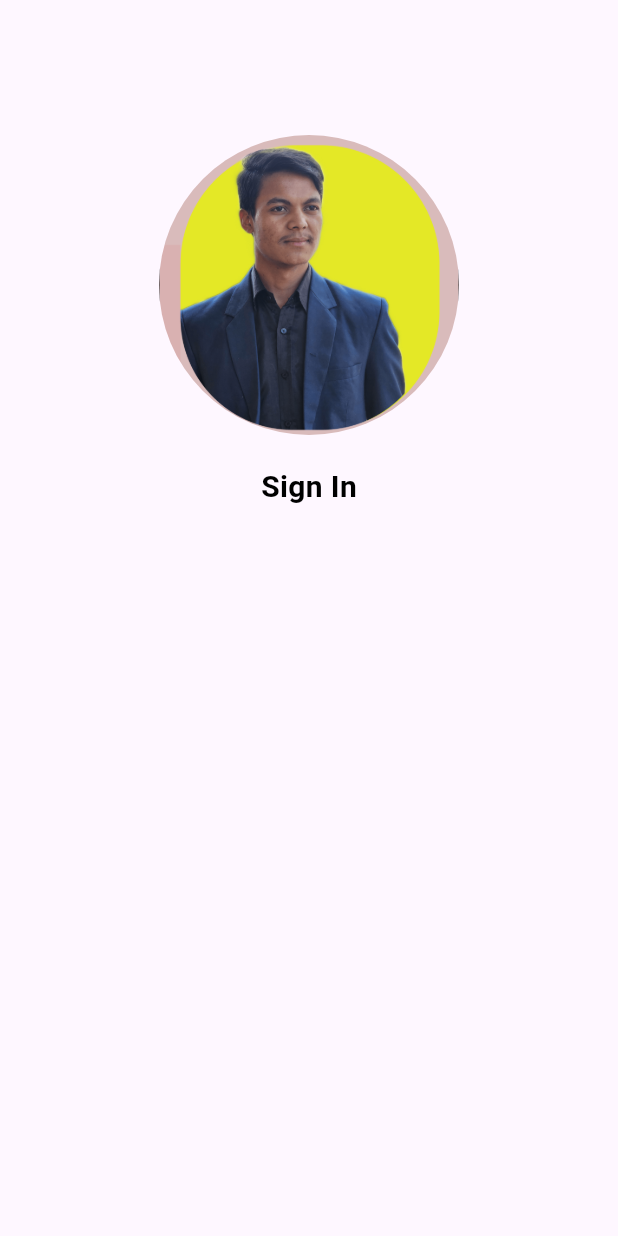
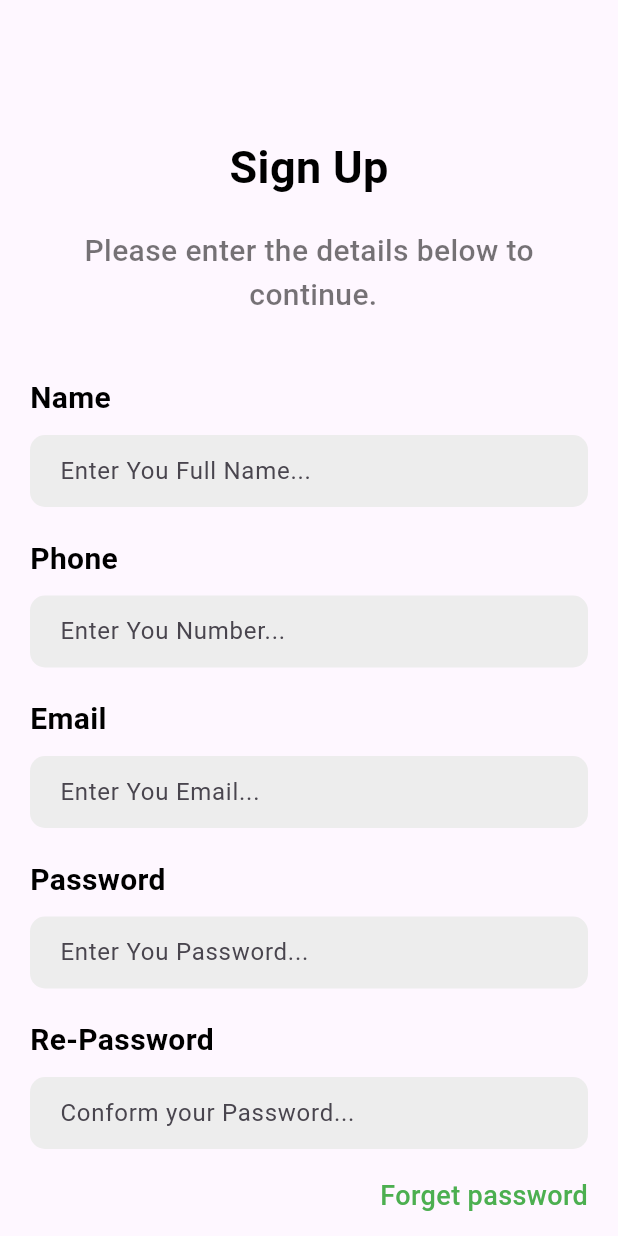
Before and after one commit to gitsubash44/shopping, a Flutter app: the screen it shows after launch, on a phone screen of 412 x 824 dp. Run offline on Flutter 3.47's test engine with Material 3 defaults, Android fonts, the phone set to English and light mode, and no system bars; our stand-ins replace curved_navigation_bar.

Commit message:
signup section code continue...

```diff
--- a/lib/main.dart
+++ b/lib/main.dart
@@ -4,6 +4,7 @@ import 'package:shopping/pages/home.dart';
 import 'package:shopping/pages/login.dart';
 import 'package:shopping/pages/onboarding.dart';
 import 'package:shopping/pages/product_detail.dart';
+import 'package:shopping/pages/signup.dart';
 
 void main() {
   runApp(const MyApp());
@@ -21,7 +22,7 @@ class MyApp extends StatelessWidget {
         colorScheme: ColorScheme.fromSeed(seedColor: Colors.deepPurple),
         useMaterial3: true,
       ),
-      home: LogIn(),
+      home: SignUp(),
       // home: Onboarding(),
     );
   }
--- /dev/null
+++ b/lib/pages/signup.dart
@@ -0,0 +1,229 @@
+import 'package:flutter/material.dart';
+import 'package:shopping/pages/login.dart';
+import 'package:shopping/widget/sub_widget.dart';
+
+class SignUp extends StatefulWidget {
+  const SignUp({super.key});
+
+  @override
+  State<SignUp> createState() => _SignUpState();
+}
+
+class _SignUpState extends State<SignUp> {
+  @override
+  Widget build(BuildContext context) {
+    return Scaffold(
+      body: SingleChildScrollView(
+        child: Container(
+          margin: EdgeInsets.only(top: 90.0, left: 20, right: 20, bottom: 40),
+          child: Center(
+            child: Column(
+              crossAxisAlignment: CrossAxisAlignment.start,
+              children: [
+                // Center(
+                //   child: ClipRRect(
+                //     borderRadius: BorderRadius.circular(120),
+                //     child: Image.asset(
+                //       'images/boy.png',
+                //       height: 200,
+                //       width: 200,
+                //       fit: BoxFit.cover,
+                //     ),
+                //   ),
+                // ),
+                // SizedBox(
+                //   height: 20,
+                // ),
+                Center(
+                  child: Text(
+                    'Sign Up',
+                    style: AppWidget.boldTextFeildStyle(),
+                  ),
+                ),
+                SizedBox(
+                  height: 20,
+                ),
+                Center(
+                  child: Text(
+                    'Please enter the details below to\n                     continue.',
+                    style: AppWidget.lightTextFeildStyle(),
+                  ),
+                ),
+                SizedBox(
+                  height: 40,
+                ),
+                Text(
+                  'Name',
+                  style: AppWidget.SemiboldTextFeildStyle(),
+                ),
+                SizedBox(
+                  height: 10,
+                ),
+                Container(
+                  padding: EdgeInsets.only(left: 20),
+                  decoration: BoxDecoration(
+                      color: Color.fromARGB(255, 237, 237, 237),
+                      borderRadius: BorderRadius.circular(10)),
+                  child: TextField(
+                    decoration: InputDecoration(
+                      border: InputBorder.none,
+                      hintText: 'Enter You Full Name...',
+                    ),
+                  ),
+                ),
+                SizedBox(
+                  height: 20,
+                ),
+                Text(
+                  'Phone',
+                  style: AppWidget.SemiboldTextFeildStyle(),
+                ),
+                SizedBox(
+                  height: 10,
+                ),
+                Container(
+                  padding: EdgeInsets.only(left: 20),
+                  decoration: BoxDecoration(
+                      color: Color.fromARGB(255, 237, 237, 237),
+                      borderRadius: BorderRadius.circular(10)),
+                  child: TextField(
+                    decoration: InputDecoration(
+                      border: InputBorder.none,
+                      hintText: 'Enter You Number...',
+                    ),
+                  ),
+                ),
+                SizedBox(
+                  height: 20,
+                ),
+                Text(
+                  'Email',
+                  style: AppWidget.SemiboldTextFeildStyle(),
+                ),
+                SizedBox(
+                  height: 10,
+                ),
+                Container(
+                  padding: EdgeInsets.only(left: 20),
+                  decoration: BoxDecoration(
+                      color: Color.fromARGB(255, 237, 237, 237),
+                      borderRadius: BorderRadius.circular(10)),
+                  child: TextField(
+                    decoration: InputDecoration(
+                      border: InputBorder.none,
+                      hintText: 'Enter You Email...',
+                    ),
+                  ),
+                ),
+                SizedBox(
+                  height: 20,
+                ),
+                Text(
+                  'Password',
+                  style: AppWidget.SemiboldTextFeildStyle(),
+                ),
+                SizedBox(
+                  height: 10,
+                ),
+                Container(
+                  padding: EdgeInsets.only(left: 20),
+                  decoration: BoxDecoration(
+                      color: Color.fromARGB(255, 237, 237, 237),
+                      borderRadius: BorderRadius.circular(10)),
+                  child: TextField(
+                    decoration: InputDecoration(
+                      border: InputBorder.none,
+                      hintText: 'Enter You Password...',
+                    ),
+                  ),
+                ),
+                SizedBox(
+                  height: 20,
+                ),
+                Text(
+                  'Re-Password',
+                  style: AppWidget.SemiboldTextFeildStyle(),
+                ),
+                SizedBox(
+                  height: 10,
+                ),
+                Container(
+                  padding: EdgeInsets.only(left: 20),
+                  decoration: BoxDecoration(
+                      color: Color.fromARGB(255, 237, 237, 237),
+                      borderRadius: BorderRadius.circular(10)),
+                  child: TextField(
+                    decoration: InputDecoration(
+                      border: InputBorder.none,
+                      hintText: 'Conform your Password...',
+                    ),
+                  ),
+                ),
+                SizedBox(
+                  height: 18,
+                ),
+                Row(
+                  mainAxisAlignment: MainAxisAlignment.end,
+                  children: [
+                    Text(
+                      'Forget password',
+                      style: TextStyle(
+                          color: Colors.green,
+                          fontSize: 18,
+                          fontWeight: FontWeight.w500),
+                    ),
+                  ],
+                ),
+                SizedBox(
+                  height: 40,
+                ),
+                Center(
+                  child: Container(
+                    width: MediaQuery.of(context).size.width / 2,
+                    padding: EdgeInsets.all(16),
+                    decoration: BoxDecoration(
+                      color: Colors.green,
+                      borderRadius: BorderRadius.circular(16),
+                    ),
+                    child: Center(
+                      child: Text(
+                        '  Login  ',
+                        style: TextStyle(
+                            fontSize: 22, fontWeight: FontWeight.bold),
+                      ),
+                    ),
+                  ),
+                ),
+                SizedBox(
+                  height: 20,
+                ),
+                Row(
+                  mainAxisAlignment: MainAxisAlignment.center,
+                  children: [
+                    Text(
+                      "Already have an accout?",
+                      style: AppWidget.lightTextFeildStyle(),
+                    ),
+                    GestureDetector(
+                      onTap: () {
+                        Navigator.push(context,
+                            MaterialPageRoute(builder: (context) => LogIn()));
+                      },
+                      child: Text(
+                        ' Sign In ',
+                        style: TextStyle(
+                            color: Colors.green,
+                            fontSize: 18,
+                            fontWeight: FontWeight.w500),
+                      ),
+                    ),
+                  ],
+                ),
+              ],
+            ),
+          ),
+        ),
+      ),
+    );
+  }
+}
```
Also changed, not shown: lib/pages/login.dart (+127 -4 lines).
